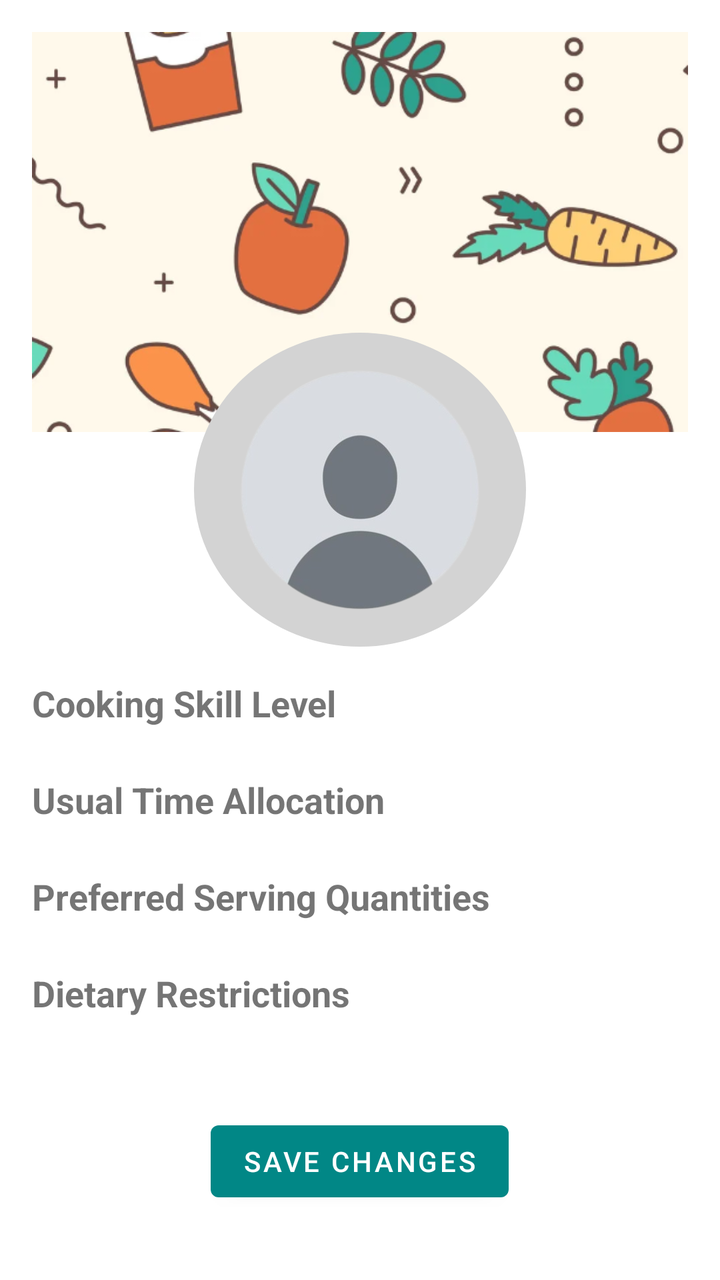
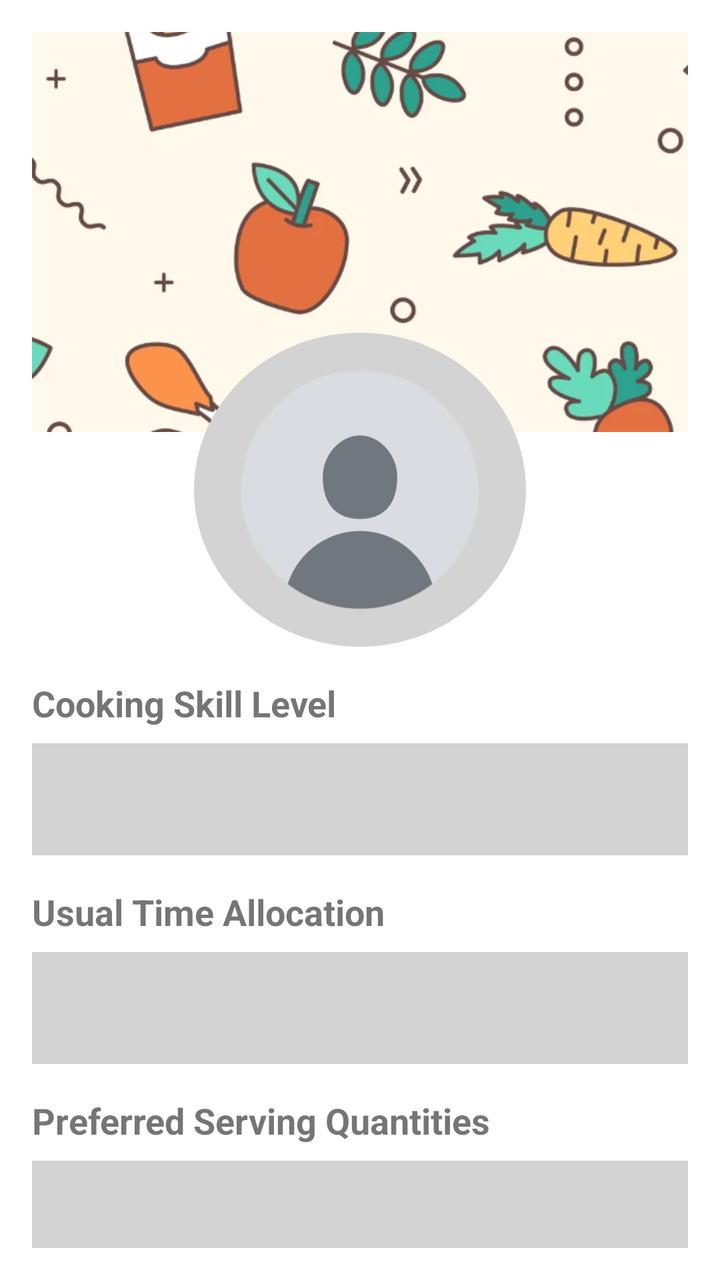

The first picture is an Android layout as it rendered before a commit; the second is the same layout after the commit. The layout source and the unified diff follow.
<!-- AndroidManifest.xml: application theme Theme.DishEka -->
<!-- res/layout/fragment_account.xml -->
<LinearLayout xmlns:android="http://schemas.android.com/apk/res/android"
    android:layout_width="match_parent"
    android:layout_height="wrap_content"
    android:orientation="vertical"
    android:padding="16dp">

    
    <ImageView
        android:id="@+id/bannerImage"
        android:layout_width="match_parent"
        android:layout_height="200dp"
        android:scaleType="centerCrop"
        android:src="@drawable/banner_placeholder" />

    
    <ImageView
        android:id="@+id/profilePicture"
        android:layout_width="166dp"
        android:layout_height="157dp"
        android:layout_gravity="center"
        android:layout_marginTop="-50dp"
        android:layout_marginBottom="16dp"
        android:background="@drawable/circle_background"
        android:scaleType="centerCrop"
        android:src="@drawable/profile_placeholder" />

    <TextView
        android:id="@+id/questionCookingSkill"
        android:layout_width="wrap_content"
        android:layout_height="wrap_content"
        android:text="Cooking Skill Level"
        android:textStyle="bold"
        android:textSize="18sp"
        android:paddingBottom="8dp" />

    <Spinner
        android:id="@+id/spinnerCookingSkill"
        android:layout_width="match_parent"
        android:layout_height="wrap_content"
        android:background="#D3D3D3" />

    <TextView
        android:id="@+id/questionTimeAllocation"
        android:layout_width="wrap_content"
        android:layout_height="wrap_content"
        android:text="Usual Time Allocation"
        android:textStyle="bold"
        android:textSize="18sp"
        android:paddingTop="16dp"
        android:paddingBottom="8dp" />

    <Spinner
        android:id="@+id/spinnerTimeAllocation"
        android:layout_width="match_parent"
        android:layout_height="wrap_content"
        android:background="#D3D3D3" />

    <TextView
        android:id="@+id/questionServingQuantity"
        android:layout_width="wrap_content"
        android:layout_height="wrap_content"
        android:text="Preferred Serving Quantities"
        android:textStyle="bold"
        android:textSize="18sp"
        android:paddingTop="16dp"
        android:paddingBottom="8dp" />

    <Spinner
        android:id="@+id/spinnerServingQuantity"
        android:layout_width="match_parent"
        android:layout_height="wrap_content"
        android:background="#D3D3D3" />

    <TextView
        android:id="@+id/questionDietaryRestrictions"
        android:layout_width="wrap_content"
        android:layout_height="wrap_content"
        android:text="Dietary Restrictions"
        android:textStyle="bold"
        android:textSize="18sp"
        android:paddingTop="16dp"
        android:paddingBottom="8dp" />

    <Spinner
        android:id="@+id/spinnerDietaryRestrictions"
        android:layout_width="match_parent"
        android:layout_height="wrap_content"
        android:background="#D3D3D3" />

    <Button
        android:id="@+id/buttonSave"
        android:layout_width="wrap_content"
        android:layout_height="wrap_content"
        android:layout_gravity="center"
        android:layout_marginTop="40dp"
        android:text="Save Changes" />
</LinearLayout>
<!-- resources referenced by this layout -->
<resources>
  <!-- drawable banner_placeholder: png bitmap (drawable, 161383 bytes) -->
  <!-- drawable circle_background (drawable) -->
  <shape xmlns:android="http://schemas.android.com/apk/res/android"
      android:shape="oval">
      <solid android:color="#D3D3D3" /> 
  </shape>
  <!-- drawable profile_placeholder: png bitmap (drawable, 47613 bytes) -->
  <style name="Theme.DishEka" parent="Theme.MaterialComponents.DayNight">
          
          <item name="colorPrimary">@color/teal_700</item>
          <item name="colorPrimaryVariant">@color/purple_700</item>
          <item name="colorOnPrimary">@color/white</item>
          
          <item name="colorSecondary">@color/teal_200</item>
          <item name="colorSecondaryVariant">@color/teal_700</item>
          <item name="colorOnSecondary">@color/black</item>
          
          <item name="android:statusBarColor">?attr/colorPrimaryVariant</item>
  
          
      </style>
  <color name="teal_700">#FF018786</color>
  <color name="purple_700">#FF3700B3</color>
  <color name="white">#FFFFFFFF</color>
  <color name="teal_200">#FF03DAC5</color>
  <color name="black">#FF000000</color>
</resources>

<!-- the commit's change to res/layout/fragment_account.xml (unified diff, before → after) -->
@@ -36,7 +36,8 @@
     <Spinner
         android:id="@+id/spinnerCookingSkill"
         android:layout_width="match_parent"
-        android:layout_height="wrap_content"
+        android:layout_height="56dp"
+        android:padding="12dp"
         android:background="#D3D3D3" />
 
     <TextView
@@ -52,7 +53,8 @@
     <Spinner
         android:id="@+id/spinnerTimeAllocation"
         android:layout_width="match_parent"
-        android:layout_height="wrap_content"
+        android:layout_height="56dp"
+        android:padding="12dp"
         android:background="#D3D3D3" />
 
     <TextView
@@ -68,7 +70,8 @@
     <Spinner
         android:id="@+id/spinnerServingQuantity"
         android:layout_width="match_parent"
-        android:layout_height="wrap_content"
+        android:layout_height="56dp"
+        android:padding="12dp"
         android:background="#D3D3D3" />
 
     <TextView
@@ -84,7 +87,8 @@
     <Spinner
         android:id="@+id/spinnerDietaryRestrictions"
         android:layout_width="match_parent"
-        android:layout_height="wrap_content"
+        android:layout_height="56dp"
+        android:padding="12dp"
         android:background="#D3D3D3" />
 
     <Button
